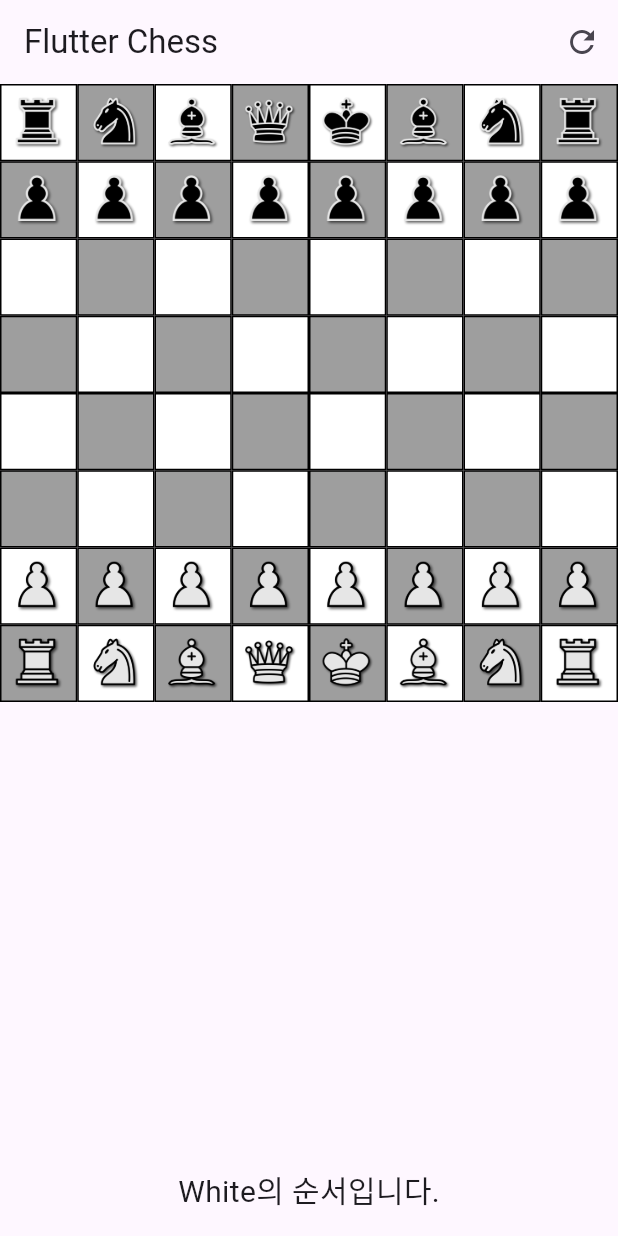
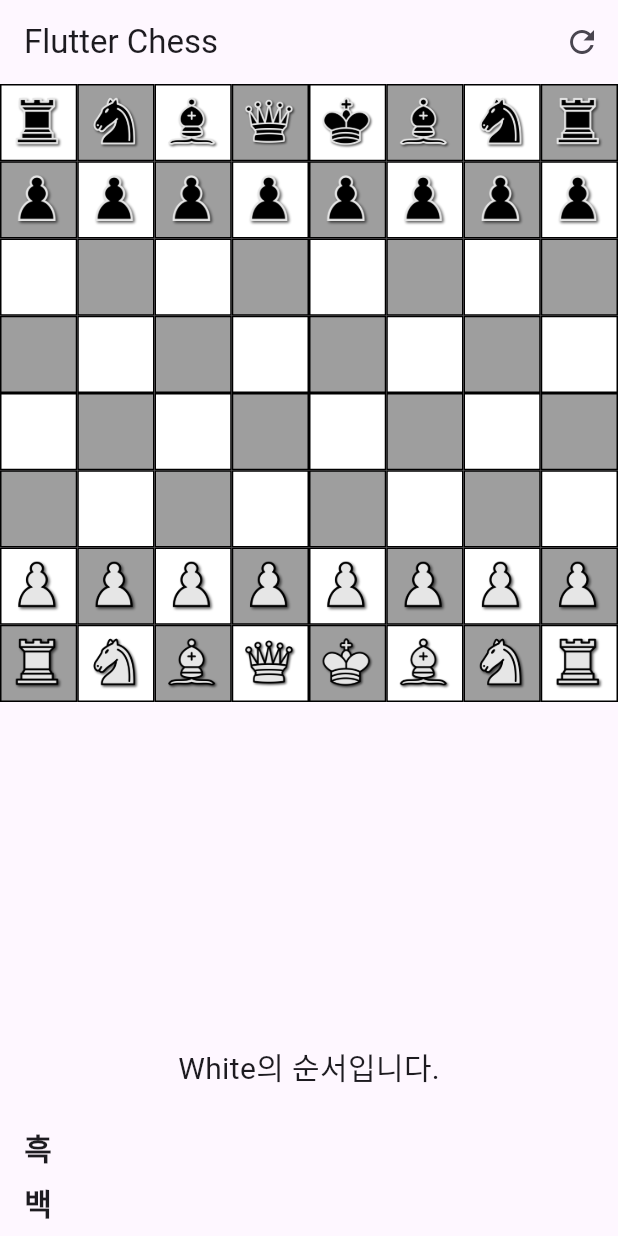
Before and after one commit to redspy/flutter_chess, a Flutter app: the screen it shows after launch, after a tap on the "refresh" icon, on a phone screen of 412 x 824 dp. Run offline on Flutter 3.47's test engine with Material 3 defaults, Android fonts, the phone set to English and light mode, and no system bars.

Commit message:
제거당한 말의 리스트가 화면 하단에 표현될 수 있도록 수정

```diff
--- a/lib/controllers/chess_game_controller.dart
+++ b/lib/controllers/chess_game_controller.dart
@@ -9,9 +9,13 @@ class ChessGameController {
   int? selectedX;
   int? selectedY;
   List<List<int>> possibleMoves = [];
-  List<int>? enPassantTarget; // 앙파상 타겟 위치 추적
-  late BuildContext context; // BuildContext를 추가
+  List<int>? enPassantTarget;
+  late BuildContext context;
   late Function(String) showEventMessage;
+
+  // 제거된 말 리스트
+  List<ChessPiece> whiteCapturedPieces = [];
+  List<ChessPiece> blackCapturedPieces = [];
 
   ChessGameController(this.chessBoard);
 
@@ -48,9 +52,17 @@ class ChessGameController {
     } else {
       for (List<int> move in possibleMoves) {
         if (move[0] == x && move[1] == y) {
-          // 말 이동
+          ChessPiece? capturedPiece = chessBoard.board[y][x];
+          if (capturedPiece != null && capturedPiece.color != currentTurn) {
+            // 잡힌 말을 리스트에 추가
+            if (capturedPiece.color == 'White') {
+              whiteCapturedPieces.add(capturedPiece);
+            } else {
+              blackCapturedPieces.add(capturedPiece);
+            }
+          }
+
           chessBoard.movePiece(selectedX!, selectedY!, x, y);
-
           ChessPiece? movedPiece = chessBoard.board[y][x];
 
           if (movedPiece != null) {
@@ -61,7 +73,6 @@ class ChessGameController {
               int targetX = enPassantTarget![0];
               int targetY = enPassantTarget![1];
               if (x == targetX && y == targetY) {
-                // 상대의 폰 제거
                 chessBoard.board[targetY - ((currentTurn == 'White') ? 1 : -1)]
                     [targetX] = null;
                 showEventMessage('앙파상 이벤트가 발동하였습니다.');
--- a/lib/main.dart
+++ b/lib/main.dart
@@ -1,6 +1,7 @@
 import 'package:flutter/material.dart';
+import 'models/chess_board.dart';
+import 'models/chess_piece.dart';
 import 'controllers/chess_game_controller.dart';
-import 'models/chess_board.dart';
 import 'views/chess_board_view.dart';
 
 void main() {
@@ -11,30 +12,36 @@ class ChessApp extends StatelessWidget {
   @override
   Widget build(BuildContext context) {
     return MaterialApp(
-      home: ChessGamePage(),
+      title: 'Flutter Chess',
+      theme: ThemeData(
+        primarySwatch: Colors.blue,
+      ),
+      home: ChessHomePage(),
     );
   }
 }
 
-class ChessGamePage extends StatefulWidget {
+class ChessHomePage extends StatefulWidget {
   @override
-  _ChessGamePageState createState() => _ChessGamePageState();
+  _ChessHomePageState createState() => _ChessHomePageState();
 }
 
-class _ChessGamePageState extends State<ChessGamePage> {
-  late ChessBoard chessBoard;
-  late ChessGameController gameController;
+class _ChessHomePageState extends State<ChessHomePage> {
+  late ChessGameController _gameController;
+  late ChessBoard _chessBoard;
 
   @override
   void initState() {
     super.initState();
-    _initializeGame();
+    _chessBoard = ChessBoard(); // 체스 보드 초기화
+    _gameController = ChessGameController(_chessBoard); // 게임 컨트롤러 초기화
   }
 
-  // 게임 초기화 함수
-  void _initializeGame() {
-    chessBoard = ChessBoard();
-    gameController = ChessGameController(chessBoard);
+  // 체스판에서 말을 선택했을 때 호출되는 함수
+  void _onPieceTap(int x, int y) {
+    setState(() {
+      _gameController.onTap(x, y); // 말 이동 처리
+    });
   }
 
   @override
@@ -47,20 +54,22 @@ class _ChessGamePageState extends State<ChessGamePage> {
             icon: Icon(Icons.refresh),
             onPressed: () {
               setState(() {
-                _initializeGame(); // 초기화 버튼을 누르면 게임을 다시 시작
+                _chessBoard = ChessBoard(); // 새 체스판 초기화
+                _gameController =
+                    ChessGameController(_chessBoard); // 새로운 게임 컨트롤러 초기화
               });
             },
           ),
         ],
       ),
       body: ChessBoardView(
-        chessBoard: chessBoard,
-        gameController: gameController,
-        onPieceTap: (x, y) {
-          setState(() {
-            gameController.onTap(x, y);
-          });
-        },
+        chessBoard: _chessBoard, // 체스판 전달
+        gameController: _gameController, // 게임 컨트롤러 전달
+        onPieceTap: _onPieceTap, // 말 선택 시 호출되는 콜백 함수
+        whiteCapturedPieces:
+            _gameController.whiteCapturedPieces, // 백의 제거된 말 리스트
+        blackCapturedPieces:
+            _gameController.blackCapturedPieces, // 흑의 제거된 말 리스트
       ),
     );
   }
--- a/lib/views/chess_board_view.dart
+++ b/lib/views/chess_board_view.dart
@@ -7,11 +7,16 @@ class ChessBoardView extends StatefulWidget {
   final ChessBoard chessBoard;
   final ChessGameController gameController;
   final Function(int x, int y) onPieceTap;
+  final List<ChessPiece> whiteCapturedPieces; // 백의 제거된 말 리스트
+  final List<ChessPiece> blackCapturedPieces; // 흑의 제거된 말 리스트
 
-  ChessBoardView(
-      {required this.chessBoard,
-      required this.gameController,
-      required this.onPieceTap});
+  ChessBoardView({
+    required this.chessBoard,
+    required this.gameController,
+    required this.onPieceTap,
+    required this.whiteCapturedPieces,
+    required this.blackCapturedPieces,
+  });
 
   @override
   _ChessBoardViewState createState() => _ChessBoardViewState();
@@ -23,9 +28,8 @@ class _ChessBoardViewState extends State<ChessBoardView> {
   @override
   void initState() {
     super.initState();
-    // ChessGameController에 showEventMessage 콜백을 초기화
     widget.gameController.showEventMessage = _showEventMessage;
-    widget.gameController.context = context; // BuildContext 초기화
+    widget.gameController.context = context;
   }
 
   // 이벤트 메시지를 표시하는 함수
@@ -46,6 +50,7 @@ class _ChessBoardViewState extends State<ChessBoardView> {
   Widget build(BuildContext context) {
     return Column(
       children: [
+        // 체스판 그리드
         Expanded(
           child: GridView.builder(
             gridDelegate:
@@ -84,6 +89,8 @@ class _ChessBoardViewState extends State<ChessBoardView> {
             itemCount: 64,
           ),
         ),
+
+        // 이벤트 메시지 표시
         if (eventMessage != null)
           Padding(
             padding: const EdgeInsets.all(8.0),
@@ -92,6 +99,7 @@ class _ChessBoardViewState extends State<ChessBoardView> {
               style: TextStyle(fontSize: 18, color: Colors.redAccent),
             ),
           ),
+
         Padding(
           padding: const EdgeInsets.all(16.0),
           child: Text(
@@ -99,6 +107,74 @@ class _ChessBoardViewState extends State<ChessBoardView> {
             style: TextStyle(fontSize: 20),
           ),
         ),
+
+        // 흑과 백의 제거된 말 리스트를 표 형식으로 표시 (제거된 말 모두 표현)
+        Padding(
+          padding: const EdgeInsets.all(8.0),
+          child: Column(
+            children: [
+              // 흑의 제거된 말 리스트 (좌측에 "흑" 표시)
+              Row(
+                crossAxisAlignment: CrossAxisAlignment.start,
+                children: [
+                  Padding(
+                    padding: const EdgeInsets.symmetric(horizontal: 8.0),
+                    child: Text(
+                      '흑',
+                      textAlign: TextAlign.center,
+                      style:
+                          TextStyle(fontSize: 20, fontWeight: FontWeight.bold),
+                    ),
+                  ),
+                  Expanded(
+                    child: Wrap(
+                      alignment: WrapAlignment.start,
+                      spacing: 4,
+                      runSpacing: 4,
+                      children: widget.blackCapturedPieces
+                          .map((piece) => Image.asset(
+                                piece.imagePath,
+                                width: 30,
+                                height: 30,
+                              ))
+                          .toList(),
+                    ),
+                  ),
+                ],
+              ),
+              SizedBox(height: 8),
+              // 백의 제거된 말 리스트 (좌측에 "백" 표시)
+              Row(
+                crossAxisAlignment: CrossAxisAlignment.start,
+                children: [
+                  Padding(
+                    padding: const EdgeInsets.symmetric(horizontal: 8.0),
+                    child: Text(
+                      '백',
+                      textAlign: TextAlign.center,
+                      style:
+                          TextStyle(fontSize: 20, fontWeight: FontWeight.bold),
+                    ),
+                  ),
+                  Expanded(
+                    child: Wrap(
+                      alignment: WrapAlignment.start,
+                      spacing: 4,
+                      runSpacing: 4,
+                      children: widget.whiteCapturedPieces
+                          .map((piece) => Image.asset(
+                                piece.imagePath,
+                                width: 30,
+                                height: 30,
+                              ))
+                          .toList(),
+                    ),
+                  ),
+                ],
+              ),
+            ],
+          ),
+        ),
       ],
     );
   }
```
